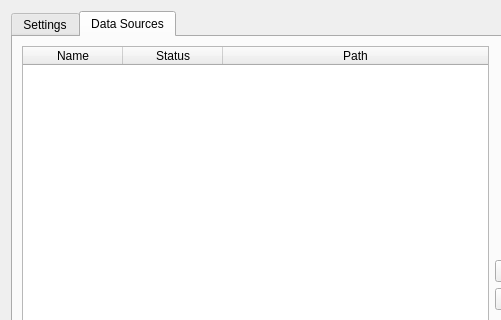
Qt form ui/settings_dialog.ui (BrnSlr/CuteBoard) before a commit; both pictures show x 0 to 501 and y 0 to 320 of the 597 by 573 pixel window.
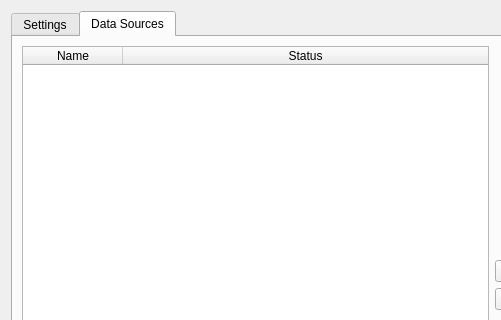
The same form after that commit. The open tabs and pages were chosen to show the change.

Diff of the .ui file:
```diff
--- a/ui/settings_dialog.ui
+++ b/ui/settings_dialog.ui
@@ -79,6 +79,9 @@
            <property name="selectionBehavior">
             <enum>QAbstractItemView::SelectRows</enum>
            </property>
+           <property name="showGrid">
+            <bool>false</bool>
+           </property>
            <attribute name="horizontalHeaderStretchLastSection">
             <bool>true</bool>
            </attribute>
@@ -95,11 +98,6 @@
              <string>Status</string>
             </property>
            </column>
-           <column>
-            <property name="text">
-             <string>Path</string>
-            </property>
-           </column>
           </widget>
          </item>
          <item>
```
Left out of the diff: 10 changed lines with no effect on the pictures.
